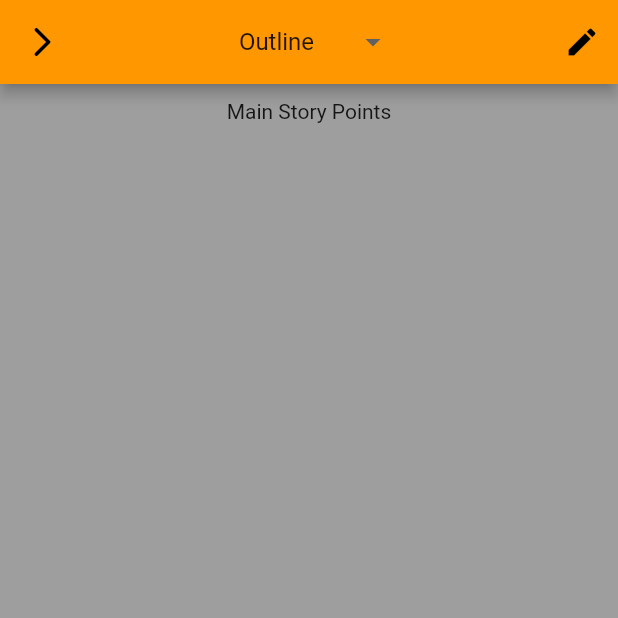
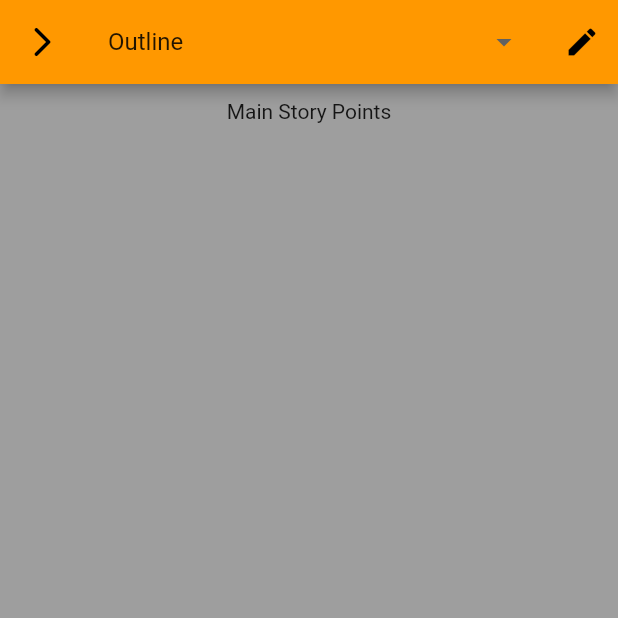
Before and after one commit to jackson338/bowa, a Flutter app: the OutlinePage screen opened directly, on a phone screen of 412 x 824 dp, the top half of it. Run offline on Flutter 3.47's test engine with Material 2 defaults, Android fonts, the phone set to English and light mode, and no system bars; our stand-ins replace flutter_bloc.

```diff
--- a/lib/bloc/editing/editing.dart
+++ b/lib/bloc/editing/editing.dart
@@ -1,5 +1,4 @@
 import 'package:bowa/bloc/chapter_list/chapter_list.dart';
-import 'package:bowa/pages/editing_page.dart';
 import 'package:flutter/material.dart';
 import 'package:flutter_bloc/flutter_bloc.dart';
 
--- a/lib/pages/outline/outline_expanded_pages/details_body_expanded.dart
+++ b/lib/pages/outline/outline_expanded_pages/details_body_expanded.dart
@@ -53,7 +53,7 @@ class DetailsBodyExpanded extends StatelessWidget {
                       TextButton(
                         onPressed: () {
                           outlineContext.read<OutlineExpandedBloc>().addDetail();
-                          outlineBloc.updateDetailState(state.details);
+                          outlineBloc.addDetail();
                         },
                         child: Padding(
                           padding: const EdgeInsets.all(5.0),
--- a/lib/pages/outline/outline_pages/details_body.dart
+++ b/lib/pages/outline/outline_pages/details_body.dart
@@ -14,7 +14,7 @@ class DetailsBody extends StatelessWidget {
     return BlocProvider(
       create: (context) => OutlineBloc(),
       child: BlocBuilder<OutlineBloc, OutlineState>(
-        buildWhen: (previous, current) => outlineState.details != current.details,
+        buildWhen: (previous, current) => previous.details != outlineState.details,
         builder: (outlineContext, state) {
           if (outlineState.details.isNotEmpty) {
             outlineContext.read<OutlineBloc>().updateDetailState(outlineState.details);
--- a/lib/pages/outline/outline_pages/outline_body.dart
+++ b/lib/pages/outline/outline_pages/outline_body.dart
@@ -1,5 +1,3 @@
-
-
 import 'package:bowa/bloc/outline/outline.dart';
 import 'package:bowa/bloc/outline_expanded/outline_expanded.dart';
 import 'package:bowa/widgets/story_point.dart';
@@ -45,6 +43,8 @@ class OutlineBody extends StatelessWidget {
                                     OutlineExpandedBloc(outlineState: state),
                                 child: BlocBuilder<OutlineExpandedBloc,
                                     OutlineExpandedState>(
+                                  buildWhen: (previous, current) =>
+                                      state.storyPoint != current.storyPoint,
                                   builder: (context, expandedState) {
                                     return StoryPointWidget(
                                       editing: false,
--- a/lib/pages/outline/outline_pages/outline_page.dart
+++ b/lib/pages/outline/outline_pages/outline_page.dart
@@ -1,10 +1,8 @@
 import 'package:bowa/bloc/outline/outline.dart';
-import 'package:bowa/bloc/outline_expanded/outline_expanded.dart';
 import 'package:bowa/pages/outline/outline_expanded_pages/outline_expanded_page.dart';
 import 'package:bowa/pages/outline/outline_pages/characters_body.dart';
 import 'package:bowa/pages/outline/outline_pages/details_body.dart';
 import 'package:bowa/pages/outline/outline_pages/outline_body.dart';
-import 'package:bowa/widgets/story_point.dart';
 import 'package:flutter/material.dart';
 import 'package:flutter_bloc/flutter_bloc.dart';
 
@@ -26,16 +24,12 @@ class OutlinePage extends StatelessWidget {
           builder: (outlineContext, state) {
             return Scaffold(
               appBar: AppBar(
-                title: Row(
-                  mainAxisSize: MainAxisSize.max,
-                  mainAxisAlignment: MainAxisAlignment.center,
-                  children: <Widget>[
-                    SizedBox(
-                      child: DropdownButton(
+                title: DropdownButton(
                   dropdownColor: Theme.of(context).primaryColor,
                   focusColor: Theme.of(context).primaryColor,
                   elevation: 0,
                   value: state.bodySelected,
+                  isExpanded: true,
                   items: const <DropdownMenuItem<String>>[
                     DropdownMenuItem(
                       value: 'one',
@@ -43,7 +37,7 @@ class OutlinePage extends StatelessWidget {
                     ),
                     DropdownMenuItem(
                       value: 'two',
-                            child: Text('Characters'),
+                      child: FittedBox(child: Text('Characters')),
                     ),
                     DropdownMenuItem(
                       value: 'three',
@@ -56,9 +50,6 @@ class OutlinePage extends StatelessWidget {
                   onChanged: (value) {
                     outlineContext.read<OutlineBloc>().selectBody('$value');
                   },
-                      ),
-                    ),
-                  ],
                 ),
                 leading: IconButton(
                   onPressed: () => Navigator.of(context).pop(),
```
Also changed, not shown: lib/bloc/outline/outline_bloc.dart (+6 -5 lines), lib/pages/outline/outline_expanded_pages/outline_body_expanded.dart (+13 -9 lines), lib/pages/outline/outline_expanded_pages/outline_expanded_page.dart (+4 -3 lines). Lines whose indentation alone changed are shown as unchanged.
